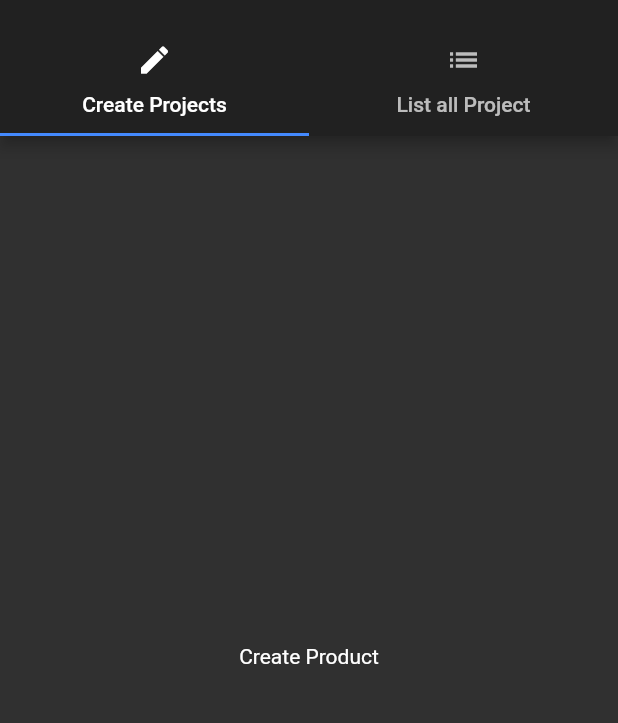
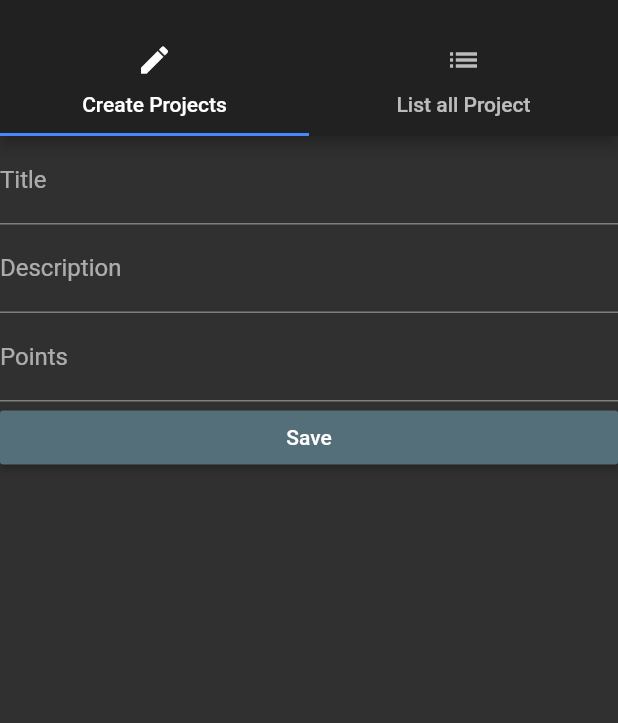
Before and after one commit to justmoo/flutter, a Flutter app: the ProjectsAdmin screen opened by its route, on a phone screen of 412 x 824 dp, the part 59-782 px from its top. Run offline on Flutter 3.47's test engine with Material 2 defaults, Android fonts, the phone set to English and light mode, and no system bars; network calls fail.

Commit message:
fixing the create method + clean up

```diff
--- a/lib/pages/Project-create.dart
+++ b/lib/pages/Project-create.dart
@@ -1,10 +1,65 @@
 import 'package:flutter/material.dart';
 
-class ProjectCreatePage extends StatelessWidget {
+class ProjectCreatePage extends StatefulWidget {
+  final Function addProject;
+
+  ProjectCreatePage(this.addProject);
+  @override
+  State<StatefulWidget> createState() {
+    // TODO: implement createState
+    return _ProjectCreatePageState();
+  }
+}
+
+class _ProjectCreatePageState extends State<ProjectCreatePage> {
+  String _titleValue = '';
+  String _descriptionValue = '';
+  double _pointsValue = 0;
   @override
   Widget build(BuildContext context) {
     return Center(
-      child: Text('Create Product'),
+      child: ListView(
+        children: <Widget>[
+          TextField(
+            decoration: InputDecoration(labelText: 'Title'),
+            onChanged: (String value) {
+              setState(() {
+                _titleValue = value;
+              });
+            },
+          ),
+          TextField(
+            decoration: InputDecoration(labelText: 'Description'),
+            onChanged: (String value) {
+              setState(() {
+                _descriptionValue = value;
+              });
+            },
+          ),
+          TextField(
+            decoration: InputDecoration(labelText: 'Points'),
+            keyboardType: TextInputType.number,
+            onChanged: (String value) {
+              setState(() {
+                _pointsValue = double.parse(value);
+              });
+            },
+          ),
+          RaisedButton(
+            child: Text('Save'),
+            onPressed: () {
+              final Map<String, dynamic> project = {
+                'title': _titleValue,
+                'description': _descriptionValue,
+                'points': _pointsValue,
+                'image':'https://images.unsplash.com/photo-1478479474071-8a3014d422c8?ixlib=rb-1.2.1&ixid=eyJhcHBfaWQiOjEyMDd9&auto=format&fit=crop&w=634&q=80'
+              };
+              widget.addProject(project);
+              Navigator.pushReplacementNamed(context, '/projects');
+            },
+          )
+        ],
+      ),
     );
   }
 }
--- a/lib/pages/auth.dart
+++ b/lib/pages/auth.dart
@@ -17,7 +17,7 @@ class _AuthPageState extends State<AuthPage> {
       appBar: AppBar(
         title: Text('Login'),
       ),
-      body: Container(
+      body:Center( child: Container(
         margin: EdgeInsets.all(10.0),
         child: ListView(
           children: <Widget>[
@@ -55,6 +55,6 @@ class _AuthPageState extends State<AuthPage> {
           ],
         ),
       ),
-    );
+    ));
   }
 }
--- a/lib/pages/project.dart
+++ b/lib/pages/project.dart
@@ -4,8 +4,9 @@ import 'dart:async';
 class ProjectPage extends StatelessWidget {
   final String title;
   final String imageUrl;
+  final String description;
 
-  ProjectPage(this.title, this.imageUrl);
+  ProjectPage(this.title, this.imageUrl ,this.description);
 
 _showWarningDialog(BuildContext context){
   showDialog(context: context ,builder: (BuildContext context) {
@@ -42,11 +43,11 @@ _showWarningDialog(BuildContext context){
             title: new Text(title),
           ),
           body: Center(
-              child: Column(
-            mainAxisAlignment: MainAxisAlignment.center,
-            crossAxisAlignment: CrossAxisAlignment.center,
+              child: ListView(
+
             children: <Widget>[
               Image.network(imageUrl),
+              Text(description),
               RaisedButton(
                 child: Text('Delete'),
                 onPressed:() => _showWarningDialog(context),
--- a/lib/pages/projectAdmins.dart
+++ b/lib/pages/projectAdmins.dart
@@ -3,6 +3,10 @@ import './Project-create.dart';
 import './Project-list.dart';
 
 class ProjectsAdmin extends StatelessWidget {
+  final Function addProject;
+  final Function deleteProject;
+
+  ProjectsAdmin(this.addProject,this.deleteProject);
   @override
   Widget build(BuildContext context) {
     return DefaultTabController(
@@ -19,7 +23,7 @@ class ProjectsAdmin extends StatelessWidget {
                   title: Text('home page'),
                   onTap: () {
                     Navigator.pushReplacementNamed(
-                        context, '/'
+                        context, '/projects'
                     );
                   },
                 )
@@ -36,7 +40,7 @@ class ProjectsAdmin extends StatelessWidget {
             ),
           ),
           body: TabBarView(
-            children: <Widget>[ProjectCreatePage(), ProjectListPage()],
+            children: <Widget>[ProjectCreatePage(addProject), ProjectListPage()],
           ),
         ));
   }
--- a/pubspec.yaml
+++ b/pubspec.yaml
@@ -37,8 +37,8 @@ flutter:
   uses-material-design: true
 
   # To add assets to your application, add an assets section, like this:
-   #assets:
-    #- assets/ftc.png
+  assets:
+    - assets/ftc.png
   #  - images/a_dot_ham.jpeg
 
   # An image asset can refer to one or more resolution-specific "variants", see
```
Also changed, not shown: lib/ProjectControl.dart (deleted, +0 -20 lines), lib/ProjectManager.dart (+6 -10 lines), lib/Projects.dart (+5 -9 lines), lib/main.dart (+8 -7 lines), lib/pages/projects.dart (+4 -5 lines).
